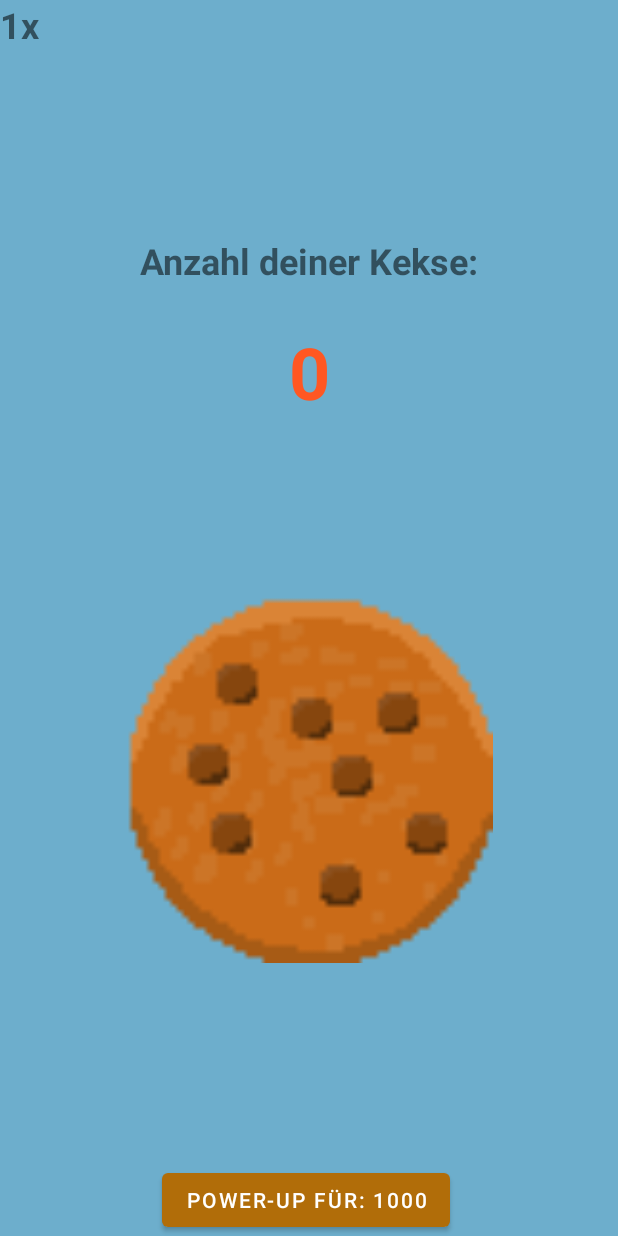
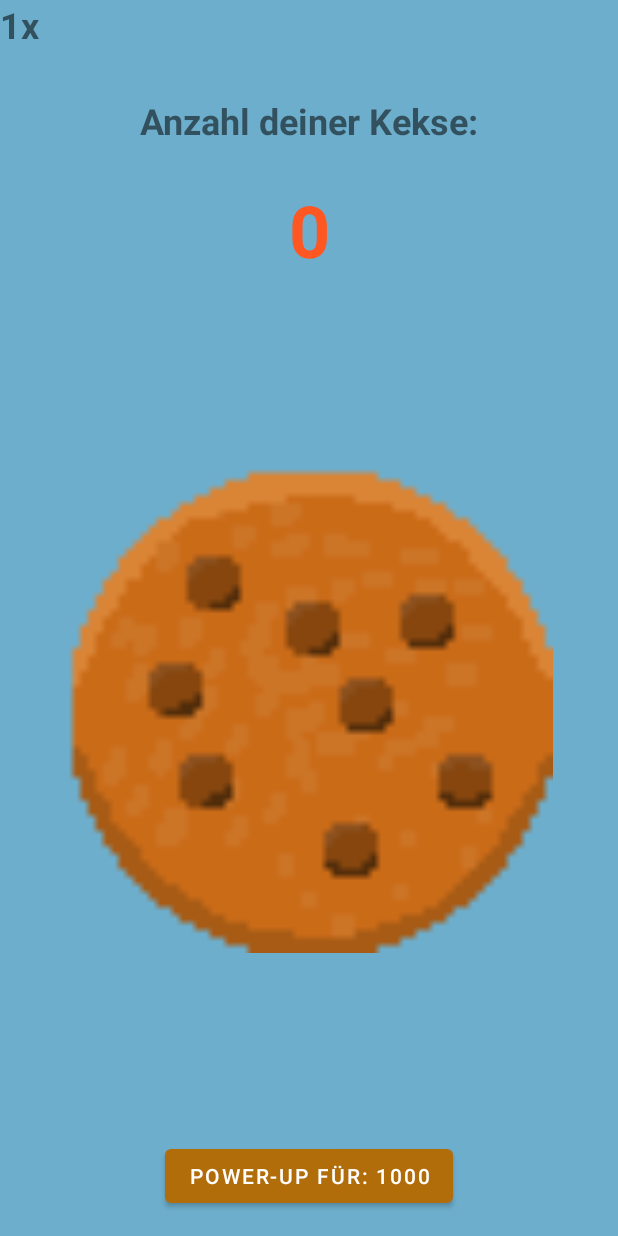
Before and after one commit to thoredev/CookieClicker, an Android app: the screen it shows after launch (MainActivity), on a phone screen of 412 x 824 dp. Run offline under Robolectric (Android 15) with nearby library versions, the light colour scheme and no system bars; our stand-ins replace navigation-ui.

Commit message:
position keks

```diff
--- a/app/src/main/res/layout/activity_main.xml
+++ b/app/src/main/res/layout/activity_main.xml
@@ -11,14 +11,16 @@
 
     <ImageButton
         android:id="@+id/button"
-        android:layout_width="245dp"
-        android:layout_height="260dp"
+        android:layout_width="325dp"
+        android:layout_height="340dp"
         android:layout_marginStart="1dp"
-        android:layout_marginTop="109dp"
+        android:layout_marginTop="16dp"
         android:layout_marginEnd="1dp"
+        android:layout_marginBottom="16dp"
         android:background="@null"
         android:scaleType="fitCenter"
         android:src="@drawable/cookie"
+        app:layout_constraintBottom_toTopOf="@+id/button2"
         app:layout_constraintEnd_toEndOf="parent"
         app:layout_constraintStart_toStartOf="parent"
         app:layout_constraintTop_toBottomOf="@+id/textView2" />
@@ -28,7 +30,7 @@
         android:layout_width="wrap_content"
         android:layout_height="wrap_content"
         android:layout_marginStart="8dp"
-        android:layout_marginTop="157dp"
+        android:layout_marginTop="64dp"
         android:layout_marginEnd="8dp"
         android:text="Anzahl deiner Kekse:"
         android:textSize="24sp"
@@ -42,7 +44,7 @@
         android:layout_width="wrap_content"
         android:layout_height="wrap_content"
         android:layout_marginStart="8dp"
-        android:layout_marginTop="25dp"
+        android:layout_marginTop="24dp"
         android:layout_marginEnd="8dp"
         android:text="0"
         android:textColor="#FF5722"
@@ -68,9 +70,12 @@
         android:layout_height="wrap_content"
         android:layout_marginStart="159dp"
         android:layout_marginEnd="164dp"
+        android:layout_marginBottom="16dp"
         android:text="Power-Up für: 1000"
+        android:textColorHighlight="@color/purple_500"
         app:layout_constraintBottom_toBottomOf="parent"
         app:layout_constraintEnd_toEndOf="parent"
+        app:layout_constraintHorizontal_bias="0.481"
         app:layout_constraintStart_toStartOf="parent" />
 
 </androidx.constraintlayout.widget.ConstraintLayout>
```
